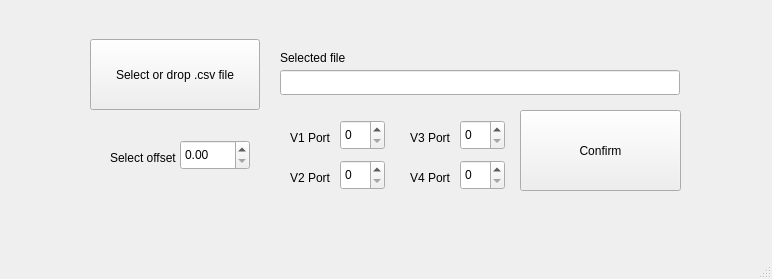
Before: the Qt Designer form designer/primera_gui.ui in juanseh7/TdC1-GUI, drawn with Qt 5.
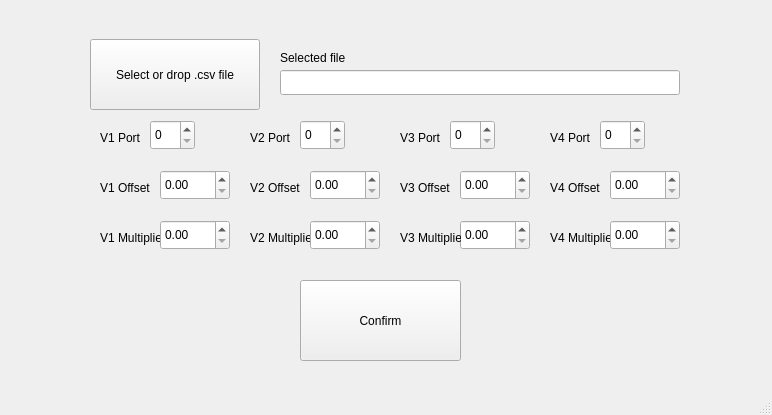
After: the same form once the commit is applied.

Commit message: individual offsets and multipliers

What changed in the file:
```diff
--- a/designer/primera_gui.ui
+++ b/designer/primera_gui.ui
@@ -7,7 +7,7 @@
     <x>0</x>
     <y>0</y>
     <width>772</width>
-    <height>279</height>
+    <height>415</height>
    </rect>
   </property>
   <property name="windowTitle">
@@ -43,8 +43,8 @@
    <widget class="QDoubleSpinBox" name="doubleSpinBox">
     <property name="geometry">
      <rect>
-      <x>180</x>
-      <y>140</y>
+      <x>160</x>
+      <y>170</y>
       <width>70</width>
       <height>30</height>
      </rect>
@@ -53,8 +53,8 @@
    <widget class="QPushButton" name="confirmButton">
     <property name="geometry">
      <rect>
-      <x>520</x>
-      <y>110</y>
+      <x>300</x>
+      <y>280</y>
       <width>161</width>
       <height>81</height>
      </rect>
@@ -79,20 +79,20 @@
    <widget class="QLabel" name="label_2">
     <property name="geometry">
      <rect>
-      <x>110</x>
-      <y>150</y>
-      <width>71</width>
+      <x>100</x>
+      <y>180</y>
+      <width>51</width>
       <height>16</height>
      </rect>
     </property>
     <property name="text">
-     <string>Select offset</string>
+     <string>V1 Offset</string>
     </property>
    </widget>
    <widget class="QSpinBox" name="selectV1Port">
     <property name="geometry">
      <rect>
-      <x>340</x>
+      <x>150</x>
       <y>120</y>
       <width>45</width>
       <height>30</height>
@@ -102,8 +102,8 @@
    <widget class="QSpinBox" name="selectV2Port">
     <property name="geometry">
      <rect>
-      <x>340</x>
-      <y>160</y>
+      <x>300</x>
+      <y>120</y>
       <width>45</width>
       <height>30</height>
      </rect>
@@ -112,7 +112,7 @@
    <widget class="QLabel" name="label_3">
     <property name="geometry">
      <rect>
-      <x>290</x>
+      <x>100</x>
       <y>130</y>
       <width>41</width>
       <height>16</height>
@@ -125,8 +125,8 @@
    <widget class="QLabel" name="label_4">
     <property name="geometry">
      <rect>
-      <x>290</x>
-      <y>170</y>
+      <x>250</x>
+      <y>130</y>
       <width>41</width>
       <height>16</height>
      </rect>
@@ -138,7 +138,7 @@
    <widget class="QSpinBox" name="selectV3Port">
     <property name="geometry">
      <rect>
-      <x>460</x>
+      <x>450</x>
       <y>120</y>
       <width>45</width>
       <height>30</height>
@@ -148,8 +148,8 @@
    <widget class="QSpinBox" name="selectV4Port">
     <property name="geometry">
      <rect>
-      <x>460</x>
-      <y>160</y>
+      <x>600</x>
+      <y>120</y>
       <width>45</width>
       <height>30</height>
      </rect>
@@ -158,7 +158,7 @@
    <widget class="QLabel" name="label_5">
     <property name="geometry">
      <rect>
-      <x>410</x>
+      <x>400</x>
       <y>130</y>
       <width>41</width>
       <height>16</height>
@@ -171,8 +171,8 @@
    <widget class="QLabel" name="label_6">
     <property name="geometry">
      <rect>
-      <x>410</x>
-      <y>170</y>
+      <x>550</x>
+      <y>130</y>
       <width>41</width>
       <height>16</height>
      </rect>
@@ -181,6 +181,167 @@
      <string>V4 Port</string>
     </property>
    </widget>
+   <widget class="QLabel" name="label_7">
+    <property name="geometry">
+     <rect>
+      <x>250</x>
+      <y>180</y>
+      <width>51</width>
+      <height>16</height>
+     </rect>
+    </property>
+    <property name="text">
+     <string>V2 Offset</string>
+    </property>
+   </widget>
+   <widget class="QDoubleSpinBox" name="selectV2Offset">
+    <property name="geometry">
+     <rect>
+      <x>310</x>
+      <y>170</y>
+      <width>70</width>
+      <height>30</height>
+     </rect>
+    </property>
+   </widget>
+   <widget class="QLabel" name="label_8">
+    <property name="geometry">
+     <rect>
+      <x>400</x>
+      <y>180</y>
+      <width>51</width>
+      <height>16</height>
+     </rect>
+    </property>
+    <property name="text">
+     <string>V3 Offset</string>
+    </property>
+   </widget>
+   <widget class="QDoubleSpinBox" name="selectV3Offset">
+    <property name="geometry">
+     <rect>
+      <x>460</x>
+      <y>170</y>
+      <width>70</width>
+      <height>30</height>
+     </rect>
+    </property>
+   </widget>
+   <widget class="QLabel" name="label_9">
+    <property name="geometry">
+     <rect>
+      <x>550</x>
+      <y>180</y>
+      <width>51</width>
+      <height>16</height>
+     </rect>
+    </property>
+    <property name="text">
+     <string>V4 Offset</string>
+    </property>
+   </widget>
+   <widget class="QDoubleSpinBox" name="selectV4Offset">
+    <property name="geometry">
+     <rect>
+      <x>610</x>
+      <y>170</y>
+      <width>70</width>
+      <height>30</height>
+     </rect>
+    </property>
+   </widget>
+   <widget class="QLabel" name="label_10">
+    <property name="geometry">
+     <rect>
+      <x>250</x>
+      <y>230</y>
+      <width>61</width>
+      <height>16</height>
+     </rect>
+    </property>
+    <property name="text">
+     <string>V2 Multiplier</string>
+    </property>
+   </widget>
+   <widget class="QLabel" name="label_11">
+    <property name="geometry">
+     <rect>
+      <x>550</x>
+      <y>230</y>
+      <width>61</width>
+      <height>16</height>
+     </rect>
+    </property>
+    <property name="text">
+     <string>V4 Multiplier</string>
+    </property>
+   </widget>
+   <widget class="QDoubleSpinBox" name="selectV2Multiplier">
+    <property name="geometry">
+     <rect>
+      <x>310</x>
+      <y>220</y>
+      <width>70</width>
+      <height>30</height>
+     </rect>
+    </property>
+   </widget>
+   <widget class="QDoubleSpinBox" name="selectV4Multiplier">
+    <property name="geometry">
+     <rect>
+      <x>610</x>
+      <y>220</y>
+      <width>70</width>
+      <height>30</height>
+     </rect>
+    </property>
+   </widget>
+   <widget class="QDoubleSpinBox" name="selectV3Multiplier">
+    <property name="geometry">
+     <rect>
+      <x>460</x>
+      <y>220</y>
+      <width>70</width>
+      <height>30</height>
+     </rect>
+    </property>
+   </widget>
+   <widget class="QLabel" name="label_12">
+    <property name="geometry">
+     <rect>
+      <x>100</x>
+      <y>230</y>
+      <width>61</width>
+      <height>16</height>
+     </rect>
+    </property>
+    <property name="text">
+     <string>V1 Multiplier</string>
+    </property>
+   </widget>
+   <widget class="QLabel" name="label_13">
+    <property name="geometry">
+     <rect>
+      <x>400</x>
+      <y>230</y>
+      <width>61</width>
+      <height>16</height>
+     </rect>
+    </property>
+    <property name="text">
+     <string>V3 Multiplier</string>
+    </property>
+   </widget>
+   <widget class="QDoubleSpinBox" name="selectV1Multiplier">
+    <property name="geometry">
+     <rect>
+      <x>160</x>
+      <y>220</y>
+      <width>70</width>
+      <height>30</height>
+     </rect>
+    </property>
+   </widget>
   </widget>
   <widget class="QMenuBar" name="menubar">
    <property name="geometry">
```
Left out of the diff: 2 changed lines with no effect on the pictures. The commit also changes 7 other files.
